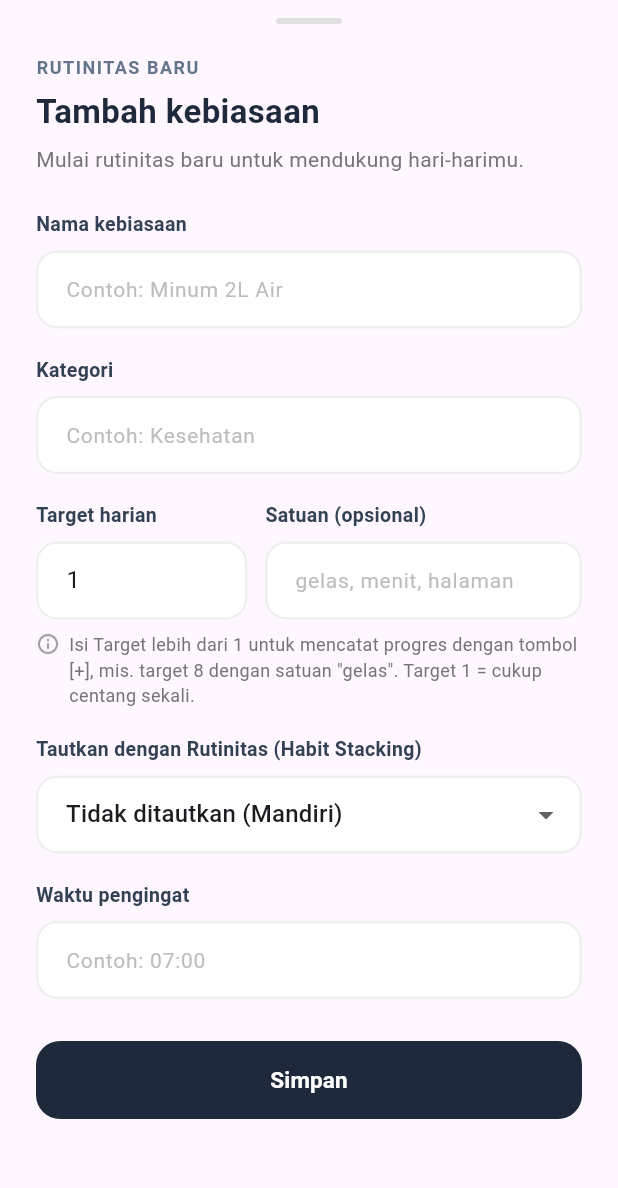
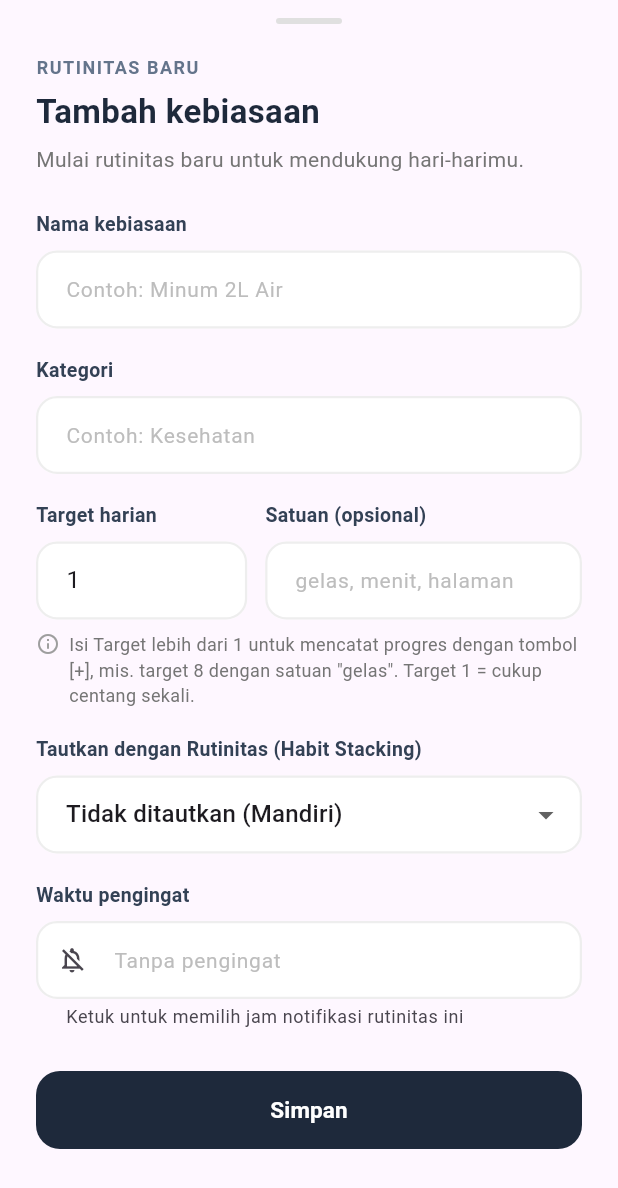
Before and after one commit to Hengkylin/Rutinku, a Flutter app: the AddHabitBottomSheet widget shown alone on an empty page, opened directly, on a phone screen of 412 x 824 dp. Shown: the top 1188 px of the screen. Run offline on Flutter 3.47's test engine with Material 3 defaults, Android fonts, the phone set to English and light mode, and no system bars; our stand-ins replace fl_chart, flutter_local_notifications, flutter_riverpod, image_picker, package_info_plus, shared_preferences and 3 more; accounts and stored records are empty.

Commit message:
feat(reminder): atur & hapus jam pengingat per rutinitas (closes #9)
- ReminderTimeField dipakai bersama form tambah dan edit rutinitas:
  picker dibuka di jam tersimpan, tombol silang menghapus pengingat
  (notifikasinya ikut dibatalkan), helper text menjelaskan jadwalnya
- HabitCard menampilkan jam pengingat sebenarnya atau 'Tanpa pengingat'
  (sebelumnya menampilkan jam palsu 07:00 / 'Sepanjang hari')
- test/reminder_time_test.dart untuk format/parse, tombol hapus,
  jam awal picker, dan tampilan di HabitCard

Co-Authored-By: Claude Opus 5.5 <noreply@anthropic.com>
Claude-Session: https://claude.ai/code/session_01J3Mbm4hpiKSLqA5dj3BkoN

```diff
--- a/rutinku_flutter/lib/widgets/add_habit_bottom_sheet.dart
+++ b/rutinku_flutter/lib/widgets/add_habit_bottom_sheet.dart
@@ -4,6 +4,7 @@ import 'package:flutter_riverpod/flutter_riverpod.dart';
 import '../notifiers/habit_notifier.dart';
 import '../utils/validators.dart';
 import 'habit_target_fields.dart';
+import 'reminder_time_field.dart';
 
 class AddHabitBottomSheet extends ConsumerStatefulWidget {
   final String? initialTitle;
@@ -260,22 +261,10 @@ class _AddHabitBottomSheetState extends ConsumerState<AddHabitBottomSheet> {
                 ),
               ),
               const SizedBox(height: 8),
-              TextFormField(
+              ReminderTimeField(
                 controller: _reminderController,
                 enabled: !_isSubmitting,
-                readOnly: true,
-                decoration: _inputDecoration(hintText: 'Contoh: 07:00'),
-                onTap: () async {
-                  final TimeOfDay? pickedTime = await showTimePicker(
-                    context: context,
-                    initialTime: TimeOfDay.now(),
-                  );
-                  if (pickedTime != null) {
-                    final hour = pickedTime.hour.toString().padLeft(2, '0');
-                    final minute = pickedTime.minute.toString().padLeft(2, '0');
-                    _reminderController.text = '$hour:$minute';
-                  }
-                },
+                decoration: _inputDecoration(),
               ),
               const SizedBox(height: 28),
 
--- /dev/null
+++ b/rutinku_flutter/lib/widgets/reminder_time_field.dart
@@ -0,0 +1,87 @@
+import 'package:flutter/material.dart';
+
+/// Input jam pengingat harian per rutinitas (issue #9), dipakai bersama oleh
+/// form tambah dan edit rutinitas.
+///
+/// - Jam dipilih lewat [showTimePicker]; picker dibuka di jam yang sudah
+///   tersimpan (bukan jam sekarang) agar mudah digeser sedikit.
+/// - Tombol silang menghapus pengingat. Nilai kosong berarti tanpa
+///   pengingat, dan [HabitRepository] membatalkan notifikasinya.
+/// - Nilai disimpan sebagai teks "HH:mm" di [controller].
+class ReminderTimeField extends StatelessWidget {
+  const ReminderTimeField({
+    super.key,
+    required this.controller,
+    required this.decoration,
+    this.enabled = true,
+  });
+
+  final TextEditingController controller;
+  final InputDecoration decoration;
+  final bool enabled;
+
+  /// Format jam pengingat yang disimpan di [HabitModel.reminderTime].
+  static String format(TimeOfDay time) {
+    final hour = time.hour.toString().padLeft(2, '0');
+    final minute = time.minute.toString().padLeft(2, '0');
+    return '$hour:$minute';
+  }
+
+  /// Membaca teks "HH:mm"; null jika kosong atau tidak valid.
+  static TimeOfDay? parse(String? value) {
+    final parts = (value ?? '').trim().split(':');
+    if (parts.length != 2) return null;
+    final hour = int.tryParse(parts[0]);
+    final minute = int.tryParse(parts[1]);
+    if (hour == null || minute == null) return null;
+    if (hour < 0 || hour > 23 || minute < 0 || minute > 59) return null;
+    return TimeOfDay(hour: hour, minute: minute);
+  }
+
+  Future<void> _pickTime(BuildContext context) async {
+    final picked = await showTimePicker(
+      context: context,
+      initialTime: parse(controller.text) ?? TimeOfDay.now(),
+      helpText: 'Pilih jam pengingat',
+    );
+    if (picked != null) controller.text = format(picked);
+  }
+
+  @override
+  Widget build(BuildContext context) {
+    return ValueListenableBuilder<TextEditingValue>(
+      valueListenable: controller,
+      builder: (context, value, _) {
+        final time = value.text.trim();
+        final hasReminder = time.isNotEmpty;
+        return TextFormField(
+          key: const Key('reminder_time_field'),
+          controller: controller,
+          enabled: enabled,
+          readOnly: true,
+          onTap: () => _pickTime(context),
+          decoration: decoration.copyWith(
+            hintText: 'Tanpa pengingat',
+            prefixIcon: Icon(
+              hasReminder
+                  ? Icons.notifications_active_outlined
+                  : Icons.notifications_off_outlined,
+              size: 20,
+            ),
+            suffixIcon: hasReminder && enabled
+                ? IconButton(
+                    key: const Key('reminder_time_clear'),
+                    tooltip: 'Hapus pengingat',
+                    icon: const Icon(Icons.close, size: 18),
+                    onPressed: controller.clear,
+                  )
+                : null,
+            helperText: hasReminder
+                ? 'Notifikasi muncul setiap hari pukul $time'
+                : 'Ketuk untuk memilih jam notifikasi rutinitas ini',
+          ),
+        );
+      },
+    );
+  }
+}
```
Also changed, not shown: rutinku_flutter/lib/widgets/edit_habit_bottom_sheet.dart (+3 -14 lines), rutinku_flutter/lib/widgets/habit_card.dart (+10 -8 lines), 2 other files.
